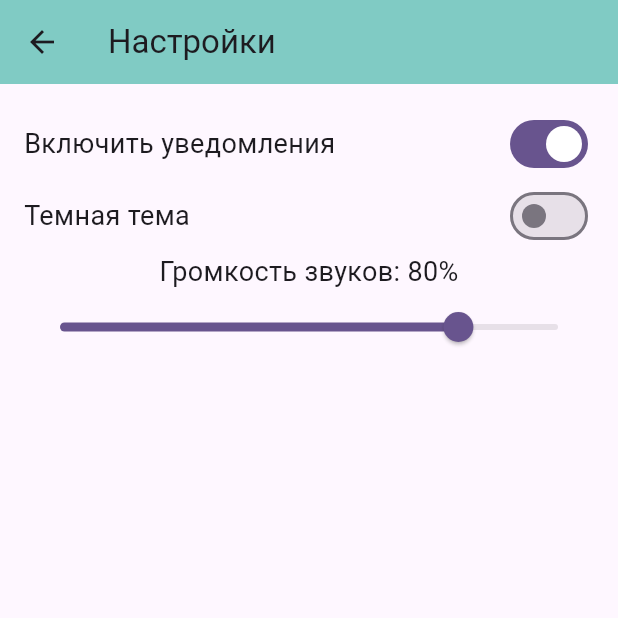
After one commit to SleepRita/flutter_pr3, a Flutter app: the screen it shows after launch, after a tap on "Настройки", on a phone screen of 412 x 824 dp, the top half of it. The commit adds this screen. Run offline on Flutter 3.47's test engine with Material 3 defaults, Android fonts, the phone set to English and light mode, and no system bars.

Commit message:
Fifth commit

```diff
--- a/lib/src/screens/home_screen.dart
+++ b/lib/src/screens/home_screen.dart
@@ -1,6 +1,7 @@
 import 'package:flutter/material.dart';
 import 'about_screen.dart';
 import 'profile_screen.dart';
+import 'settings_screen.dart';
 
 class HomeScreen extends StatefulWidget {
   const HomeScreen({super.key});
@@ -77,6 +78,10 @@ class _HomeScreenState extends State<HomeScreen> {
                   child: const Text('Профиль'),
                 ),
                 OutlinedButton(
+                  onPressed: () => Navigator.push(context, MaterialPageRoute(builder: (context) => const SettingsScreen())),
+                  child: const Text('Настройки'),
+                ),
+                OutlinedButton(
                   onPressed: () => Navigator.push(context, MaterialPageRoute(builder: (context) => const AboutScreen())),
                   child: const Text('О приложении'),
                 ),
--- /dev/null
+++ b/lib/src/screens/settings_screen.dart
@@ -0,0 +1,71 @@
+import 'package:flutter/material.dart';
+
+class SettingsScreen extends StatefulWidget {
+  const SettingsScreen({super.key});
+
+  @override
+  State<SettingsScreen> createState() => _SettingsScreenState();
+}
+
+class _SettingsScreenState extends State<SettingsScreen> {
+  bool notificationsEnabled = true;
+  bool darkModeEnabled = false;
+  double soundVolume = 0.8;
+
+  @override
+  Widget build(BuildContext context) {
+    return Scaffold(
+      appBar: AppBar(
+        title: const Text('Настройки'),
+        backgroundColor: Colors.teal.shade200,),
+      body: Padding(
+        padding: const EdgeInsets.all(16.0),
+        child: Column(
+          children: [
+            Row(
+              mainAxisAlignment: MainAxisAlignment.spaceBetween,
+              children: [
+                const Text('Включить уведомления', style: TextStyle(fontSize: 18)),
+                Switch(
+                  value: notificationsEnabled,
+                  onChanged: (value) {
+                    setState(() {
+                      notificationsEnabled = value;
+                    });
+                  },
+                ),
+              ],
+            ),
+            Row(
+              mainAxisAlignment: MainAxisAlignment.spaceBetween,
+              children: [
+                const Text('Темная тема', style: TextStyle(fontSize: 18)),
+                Switch(
+                  value: darkModeEnabled,
+                  onChanged: (value) {
+                    setState(() {
+                      darkModeEnabled = value;
+                    });
+                  },
+                ),
+              ],
+            ),
+            Text('Громкость звуков: ${(soundVolume * 100).toStringAsFixed(0)}%',
+                style: const TextStyle(fontSize: 18)),
+            Slider(
+              value: soundVolume,
+              min: 0.0,
+              max: 1.0,
+              label: '${(soundVolume * 100).round()}%',
+              onChanged: (double value) {
+                setState(() {
+                  soundVolume = value;
+                });
+              },
+            ),
+          ],
+        ),
+      ),
+    );
+  }
+}
```
